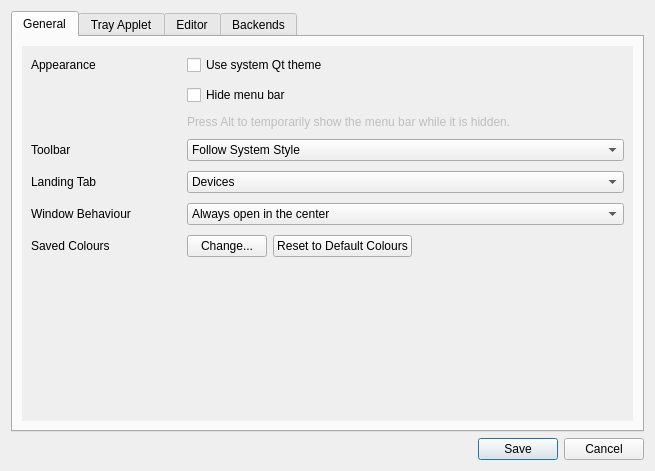
Old version of the form data/qt/preferences.ui in the repository polychromatic/polychromatic.
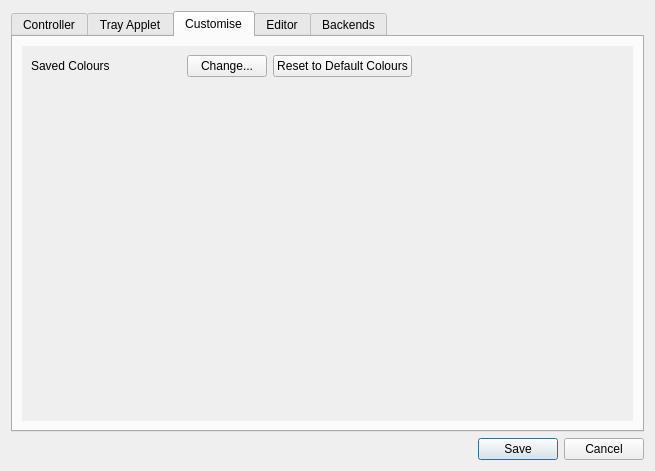
New version of the form. The open tabs and pages were chosen to show the change. Icons and pictures are not drawn.

Commit message:
preferences: Add 'Customise' tab, touch up tabs
The customise tab will be a new home for user-defined preferences, such
as setting custom DPI ranges and saved colours.

Polychromatic's Qt theme has a spacing issue between the icon and text
for all (real) tab widgets - both preferences and icon picker.
- It's just a few pixels off.
- Inconsistent with custom design in main window.
- Difficult to fix. These were considered/tried:
  - CSS background-image
  - SVG viewbox 'hack'
  - Custom tabs (like main window)

It is a minor cosmetic flaw. Maybe the tabs will become a sidebar in
future?

```diff
--- a/data/qt/preferences.ui
+++ b/data/qt/preferences.ui
@@ -37,9 +37,18 @@
      <property name="currentIndex">
       <number>0</number>
      </property>
-     <widget class="QWidget" name="general">
+     <property name="iconSize">
+      <size>
+       <width>20</width>
+       <height>20</height>
+      </size>
+     </property>
+     <property name="usesScrollButtons">
+      <bool>false</bool>
+     </property>
+     <widget class="QWidget" name="controller">
       <attribute name="title">
-       <string>General</string>
+       <string>Controller</string>
       </attribute>
       <layout class="QVBoxLayout" name="verticalLayout_2">
        <item>
@@ -109,6 +118,48 @@
              </property>
             </widget>
            </item>
+           <item row="3" column="0">
+            <widget class="QLabel" name="ToolbarStyleLabel">
+             <property name="minimumSize">
+              <size>
+               <width>150</width>
+               <height>0</height>
+              </size>
+             </property>
+             <property name="text">
+              <string>Toolbar</string>
+             </property>
+            </widget>
+           </item>
+           <item row="3" column="1">
+            <widget class="QComboBox" name="ToolbarStyle">
+             <item>
+              <property name="text">
+               <string>Follow System Style</string>
+              </property>
+             </item>
+             <item>
+              <property name="text">
+               <string>Icons Only</string>
+              </property>
+             </item>
+             <item>
+              <property name="text">
+               <string>Text Only</string>
+              </property>
+             </item>
+             <item>
+              <property name="text">
+               <string>Text Alongside Icons</string>
+              </property>
+             </item>
+             <item>
+              <property name="text">
+               <string>Text Under Icons</string>
+              </property>
+             </item>
+            </widget>
+           </item>
            <item row="4" column="0">
             <widget class="QLabel" name="LandingTabLabel">
              <property name="minimumSize">
@@ -197,20 +248,7 @@
              </item>
             </widget>
            </item>
-           <item row="7" column="0">
-            <widget class="QLabel" name="SavedColoursLabel">
-             <property name="minimumSize">
-              <size>
-               <width>150</width>
-               <height>0</height>
-              </size>
-             </property>
-             <property name="text">
-              <string>Saved Colours</string>
-             </property>
-            </widget>
-           </item>
-           <item row="8" column="1">
+           <item row="7" column="1">
             <widget class="QWidget" name="AutoStartGroup" native="true">
              <layout class="QHBoxLayout" name="horizontalLayout_6">
               <property name="leftMargin">
@@ -228,107 +266,6 @@
              </layout>
             </widget>
            </item>
-           <item row="7" column="1">
-            <widget class="QWidget" name="SavedColoursGroup" native="true">
-             <property name="minimumSize">
-              <size>
-               <width>150</width>
-               <height>0</height>
-              </size>
-             </property>
-             <layout class="QHBoxLayout" name="horizontalLayout_7">
-              <property name="leftMargin">
-               <number>0</number>
-              </property>
-              <property name="topMargin">
-               <number>0</number>
-              </property>
-              <property name="rightMargin">
-               <number>0</number>
-              </property>
-              <property name="bottomMargin">
-               <number>0</number>
-              </property>
-              <item>
-               <widget class="QPushButton" name="SavedColoursButton">
-                <property name="text">
-                 <string>Change...</string>
-                </property>
-                <property name="icon">
-                 <iconset theme="document-edit">
-                  <normaloff>.</normaloff>.</iconset>
-                </property>
-               </widget>
-              </item>
-              <item>
-               <widget class="QPushButton" name="SavedColoursReset">
-                <property name="text">
-                 <string extracomment="Button">Reset to Default Colours</string>
-                </property>
-                <property name="icon">
-                 <iconset theme="document-revert">
-                  <normaloff>.</normaloff>.</iconset>
-                </property>
-               </widget>
-              </item>
-              <item>
-               <spacer name="horizontalSpacer_4">
-                <property name="orientation">
-                 <enum>Qt::Horizontal</enum>
-                </property>
-                <property name="sizeHint" stdset="0">
-                 <size>
-                  <width>40</width>
-                  <height>20</height>
-                 </size>
-                </property>
-               </spacer>
-              </item>
-             </layout>
-            </widget>
-           </item>
-           <item row="3" column="1">
-            <widget class="QComboBox" name="ToolbarStyle">
-             <item>
-              <property name="text">
-               <string>Follow System Style</string>
-              </property>
-             </item>
-             <item>
-              <property name="text">
-               <string>Icons Only</string>
-              </property>
-             </item>
-             <item>
-              <property name="text">
-               <string>Text Only</string>
-              </property>
-             </item>
-             <item>
-              <property name="text">
-               <string>Text Alongside Icons</string>
-              </property>
-             </item>
-             <item>
-              <property name="text">
-               <string>Text Under Icons</string>
-              </property>
-             </item>
-            </widget>
-           </item>
-           <item row="3" column="0">
-            <widget class="QLabel" name="ToolbarStyleLabel">
-             <property name="minimumSize">
-              <size>
-               <width>150</width>
-               <height>0</height>
-              </size>
-             </property>
-             <property name="text">
-              <string>Toolbar</string>
-             </property>
-            </widget>
-           </item>
           </layout>
          </widget>
         </widget>
@@ -514,7 +451,117 @@
        </item>
       </layout>
      </widget>
-     <widget class="QWidget" name="effects">
+     <widget class="QWidget" name="customise">
+      <attribute name="title">
+       <string>Customise</string>
+      </attribute>
+      <layout class="QVBoxLayout" name="verticalLayout_5">
+       <item>
+        <widget class="QScrollArea" name="CustomiseScrollArea">
+         <property name="frameShape">
+          <enum>QFrame::NoFrame</enum>
+         </property>
+         <property name="frameShadow">
+          <enum>QFrame::Plain</enum>
+         </property>
+         <property name="horizontalScrollBarPolicy">
+          <enum>Qt::ScrollBarAlwaysOff</enum>
+         </property>
+         <property name="widgetResizable">
+          <bool>true</bool>
+         </property>
+         <widget class="QWidget" name="CustomiseContents">
+          <property name="geometry">
+           <rect>
+            <x>0</x>
+            <y>0</y>
+            <width>623</width>
+            <height>370</height>
+           </rect>
+          </property>
+          <layout class="QFormLayout" name="CustomiseLayout">
+           <property name="verticalSpacing">
+            <number>10</number>
+           </property>
+           <item row="0" column="0">
+            <widget class="QLabel" name="SavedColoursLabel">
+             <property name="minimumSize">
+              <size>
+               <width>150</width>
+               <height>0</height>
+              </size>
+             </property>
+             <property name="text">
+              <string>Saved Colours</string>
+             </property>
+            </widget>
+           </item>
+           <item row="0" column="1">
+            <widget class="QWidget" name="SavedColoursGroup" native="true">
+             <property name="minimumSize">
+              <size>
+               <width>150</width>
+               <height>0</height>
+              </size>
+             </property>
+             <layout class="QHBoxLayout" name="horizontalLayout_7">
+              <property name="leftMargin">
+               <number>0</number>
+              </property>
+              <property name="topMargin">
+               <number>0</number>
+              </property>
+              <property name="rightMargin">
+               <number>0</number>
+              </property>
+              <property name="bottomMargin">
+               <number>0</number>
+              </property>
+              <item>
+               <widget class="QPushButton" name="SavedColoursButton">
+                <property name="text">
+                 <string>Change...</string>
+                </property>
+                <property name="icon">
+                 <iconset theme="document-edit">
+                  <normaloff>.</normaloff>.</iconset>
+                </property>
+               </widget>
+              </item>
+              <item>
+               <widget class="QPushButton" name="SavedColoursReset">
+                <property name="text">
+                 <string extracomment="Button">Reset to Default Colours</string>
+                </property>
+                <property name="icon">
+                 <iconset theme="document-revert">
+                  <normaloff>.</normaloff>.</iconset>
+                </property>
+               </widget>
+              </item>
+              <item>
+               <spacer name="horizontalSpacer">
+                <property name="orientation">
+                 <enum>Qt::Horizontal</enum>
+                </property>
+                <property name="sizeHint" stdset="0">
+                 <size>
+                  <width>40</width>
+                  <height>20</height>
+                 </size>
+                </property>
+               </spacer>
+              </item>
+             </layout>
+            </widget>
+           </item>
+          </layout>
+         </widget>
+        </widget>
+       </item>
+      </layout>
+     </widget>
+     <widget class="QWidget" name="editor">
       <attribute name="title">
        <string>Editor</string>
       </attribute>
```
Left out of the diff: 18 changed lines with no effect on the pictures. The commit also changes 1 other file.
